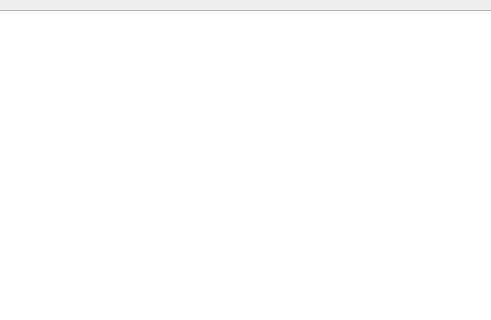
Before: the Qt Designer form codigo/Nivel_2/mainwindow.ui in sebas0122/proyectoinfoii, drawn with Qt 5; both pictures show x 170 to 661 and y 0 to 320 of the 800 by 600 pixel window.
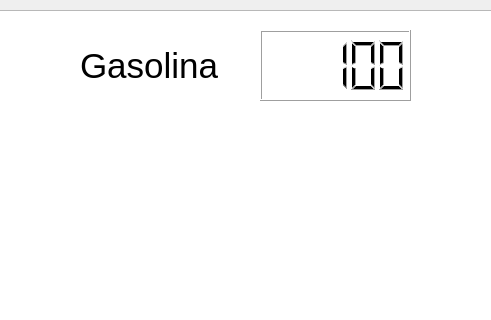
After: the same form once the commit is applied.

What changed in the file:
```diff
--- a/codigo/Nivel_2/mainwindow.ui
+++ b/codigo/Nivel_2/mainwindow.ui
@@ -24,6 +24,37 @@
      </rect>
     </property>
    </widget>
+   <widget class="QLCDNumber" name="lcdNumber">
+    <property name="geometry">
+     <rect>
+      <x>430</x>
+      <y>30</y>
+      <width>151</width>
+      <height>71</height>
+     </rect>
+    </property>
+    <property name="value" stdset="0">
+     <double>100.000000000000000</double>
+    </property>
+   </widget>
+   <widget class="QLabel" name="label">
+    <property name="geometry">
+     <rect>
+      <x>250</x>
+      <y>40</y>
+      <width>141</width>
+      <height>51</height>
+     </rect>
+    </property>
+    <property name="font">
+     <font>
+      <pointsize>26</pointsize>
+     </font>
+    </property>
+    <property name="text">
+     <string>Gasolina</string>
+    </property>
+   </widget>
   </widget>
   <widget class="QMenuBar" name="menubar">
    <property name="geometry">
```
